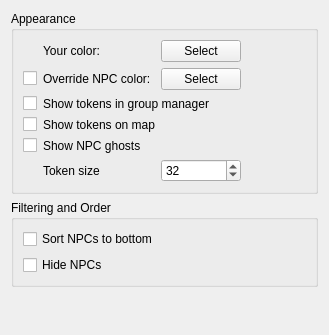
Sunnyl75/MMapper, file src/preferences/grouppage.ui: the form before one commit.
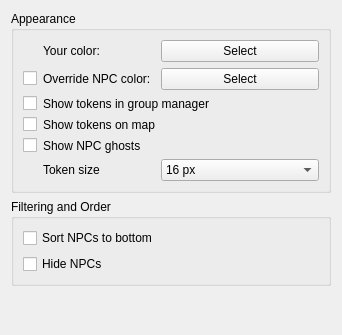
The form after the commit.

Commit message: WIP: map token proxy login crash

Diff of the .ui file:
```diff
--- a/src/preferences/grouppage.ui
+++ b/src/preferences/grouppage.ui
@@ -119,22 +119,6 @@
         </property>
        </widget>
       </item>
-      <item row="7" column="2">
-       <widget class="QSpinBox" name="tokenIconSizeSpinBox">
-        <property name="minimum">
-         <number>16</number>
-        </property>
-        <property name="maximum">
-         <number>128</number>
-        </property>
-        <property name="singleStep">
-         <number>16</number>
-        </property>
-        <property name="value">
-         <number>32</number>
-        </property>
-       </widget>
-      </item>
       <item row="7" column="1">
        <widget class="QLabel" name="label_6">
         <property name="text">
@@ -142,6 +126,45 @@
         </property>
        </widget>
       </item>
+      <item row="7" column="2">
+       <widget class="QComboBox" name="tokenSizeComboBox">
+        <property name="maxCount">
+         <number>64</number>
+        </property>
+        <property name="insertPolicy">
+         <enum>QComboBox::NoInsert</enum>
+        </property>
+        <property name="minimumContentsLength">
+         <number>16</number>
+        </property>
+        <property name="iconSize">
+         <size>
+          <width>32</width>
+          <height>32</height>
+         </size>
+        </property>
+        <item>
+         <property name="text">
+          <string>16 px</string>
+         </property>
+        </item>
+        <item>
+         <property name="text">
+          <string>32 px</string>
+         </property>
+        </item>
+        <item>
+         <property name="text">
+          <string>48 px</string>
+         </property>
+        </item>
+        <item>
+         <property name="text">
+          <string>64 px</string>
+         </property>
+        </item>
+       </widget>
+      </item>
      </layout>
     </widget>
    </item>
```
The commit also changes 9 other files.
